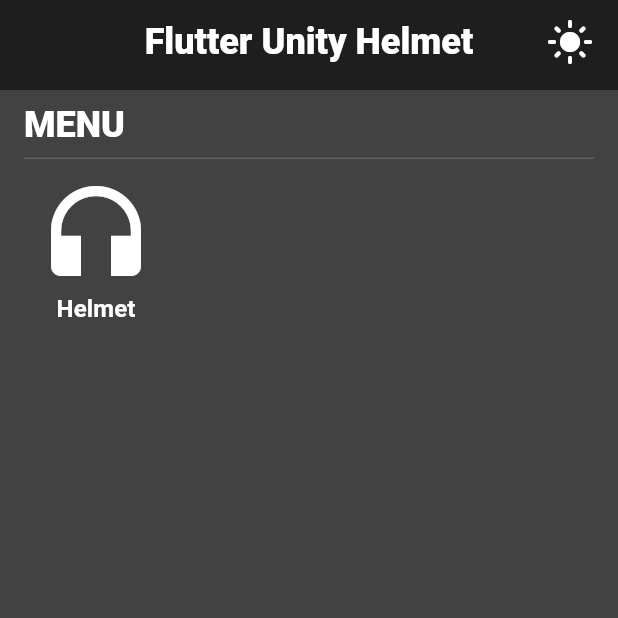
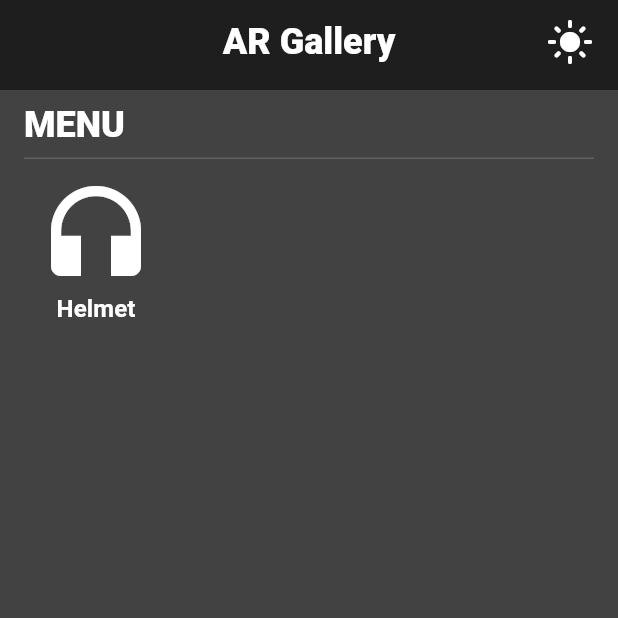
Before and after one commit to selecky/ar_gallery, a Flutter app: the screen it shows after launch, after a tap on the "dark mode" icon, on a phone screen of 412 x 824 dp, the top half of it. Run offline on Flutter 3.47's test engine with Material 3 defaults, Android fonts, the light colour scheme and no system bars; our stand-ins replace dio, easy_localization, equatable, flutter_bloc, flutter_svg, get_it and 3 more; missing offline and left inert: flutter_unity_widget, requests_inspector; accounts and stored records are empty.

Commit message:
app title

```diff
--- a/lib/generic/strings.dart
+++ b/lib/generic/strings.dart
@@ -1,6 +1,6 @@
 // ignore_for_file: non_constant_identifier_names
 class Strings {
-  static String app_title = 'Flutter Unity Helmet';
+  static String app_title = 'AR Gallery';
   // screen titles
   static String screen_title_home = 'screen_title_home';
   static String screen_title_helmet = 'screen_title_helmet';
```
